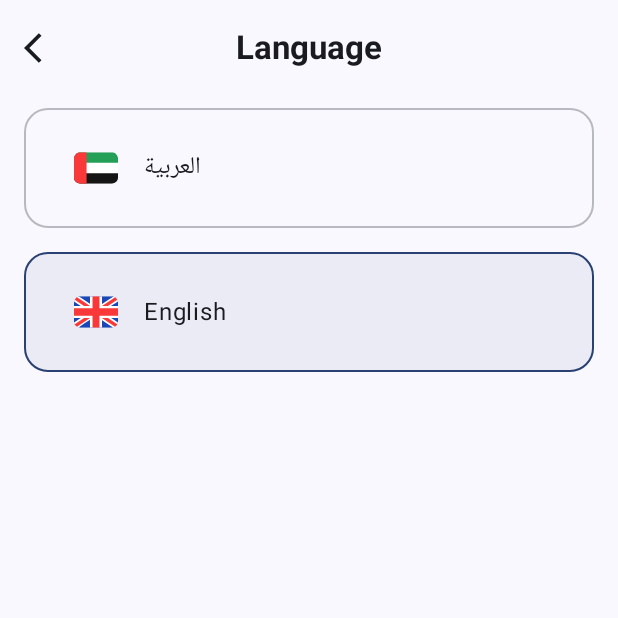
After one commit to Zaed-solutions/Chatbot-AI, an Android app built with Jetpack Compose: the LanguageScreen screen opened through its navigation route, on a phone screen of 412 x 824 dp, the top half of it. The commit adds this screen. Run offline under Robolectric (Android 15) with nearby library versions, the phone set to English and light mode, and no system bars.

Commit message:
feat/#2/implement_settings_screen: Various adjustments to LanguageScreen

```diff
--- a/app/src/main/java/com/zaed/chatbot/app/navigation/NavHost.kt
+++ b/app/src/main/java/com/zaed/chatbot/app/navigation/NavHost.kt
@@ -14,7 +14,7 @@ import com.zaed.chatbot.ui.settings.SettingsScreen
 import com.zaed.chatbot.ui.settings.faq.FaqSupportScreen
 import com.zaed.chatbot.ui.settings.font.FontScaleScreen
 import com.zaed.chatbot.ui.settings.guidelines.CommunityGuidelinesScreen
-import com.zaed.chatbot.ui.settings.language.ChangeLanguageScreen
+import com.zaed.chatbot.ui.settings.language.LanguageScreen
 import com.zaed.chatbot.ui.settings.mode.ChatModeScreen
 import com.zaed.chatbot.ui.settings.privacy.PrivacyPolicyScreen
 import com.zaed.chatbot.ui.settings.promocode.PromoCodeScreen
@@ -83,20 +83,17 @@ fun NavigationHost(
             ChatModeScreen(
                 onNavigateBack = { navController.popBackStack() }
             )
-            // Chat Mode Screen
         }
         composable<Route.ChangeLanguageRoute> {
-            ChangeLanguageScreen(
+            LanguageScreen(
                 onNavigateBack = { navController.popBackStack() },
                 onLanguageSelected = onLanguageSelected
             )
-            // Language Screen
         }
         composable<Route.PromoCodeRoute> {
             PromoCodeScreen(
                 onNavigateBack = { navController.popBackStack() }
             )
-            // Promo Code Screen
         }
         composable<Route.RateUsRoute> {
             RateUsScreen(
--- a/app/src/main/java/com/zaed/chatbot/data/repository/SettingsRepository.kt
+++ b/app/src/main/java/com/zaed/chatbot/data/repository/SettingsRepository.kt
@@ -5,4 +5,5 @@ import com.zaed.chatbot.ui.mainchat.components.ChatModel
 interface SettingsRepository {
     fun setDefaultChatMode(chatModel: String)
     fun setDefaultFontScale(fontScale: Float)
+    fun setDefaultLanguage(languageCode: String)
 }
--- a/app/src/main/java/com/zaed/chatbot/data/repository/SettingsRepositoryImpl.kt
+++ b/app/src/main/java/com/zaed/chatbot/data/repository/SettingsRepositoryImpl.kt
@@ -11,4 +11,8 @@ class SettingsRepositoryImpl(
     override fun setDefaultFontScale(fontScale: Float) {
 //        TODO("Not yet implemented")
     }
+
+    override fun setDefaultLanguage(languageCode: String) {
+//        TODO("Not yet implemented")
+    }
 }
--- a/app/src/main/java/com/zaed/chatbot/ui/settings/SettingsUiAction.kt
+++ b/app/src/main/java/com/zaed/chatbot/ui/settings/SettingsUiAction.kt
@@ -22,5 +22,6 @@ sealed interface SettingsUiAction {
     data object OnCancelSubscription: SettingsUiAction
     data object OnPrivacyTermsClicked: SettingsUiAction
     data class OnSetFontScale(val fontScale: Float): SettingsUiAction
+    data class OnSetLanguage(val languageCode: String): SettingsUiAction
 
 }
--- a/app/src/main/java/com/zaed/chatbot/ui/settings/SettingsUiState.kt
+++ b/app/src/main/java/com/zaed/chatbot/ui/settings/SettingsUiState.kt
@@ -2,9 +2,11 @@ package com.zaed.chatbot.ui.settings
 
 import com.zaed.chatbot.ui.components.AppLanguage
 import com.zaed.chatbot.ui.mainchat.components.ChatModel
+import java.util.Locale
 
 data class SettingsUiState(
     val isPro: Boolean = false,
+    val locale: Locale = Locale.getDefault(),
     val chatMode: ChatModel = ChatModel.GPT_4O_MINI,
     val monthlyCost: Double = 0.0,
     val lifetimeCost: Double = 0.0,
--- /dev/null
+++ b/app/src/main/java/com/zaed/chatbot/ui/settings/language/LanguageScreen.kt
@@ -0,0 +1,170 @@
+package com.zaed.chatbot.ui.settings.language
+
+import androidx.annotation.DrawableRes
+import androidx.compose.foundation.BorderStroke
+import androidx.compose.foundation.layout.Column
+import androidx.compose.foundation.layout.Row
+import androidx.compose.foundation.layout.fillMaxWidth
+import androidx.compose.foundation.layout.padding
+import androidx.compose.foundation.layout.size
+import androidx.compose.foundation.lazy.LazyColumn
+import androidx.compose.foundation.lazy.items
+import androidx.compose.material.icons.Icons
+import androidx.compose.material.icons.automirrored.filled.ArrowBackIos
+import androidx.compose.material3.CenterAlignedTopAppBar
+import androidx.compose.material3.ExperimentalMaterial3Api
+import androidx.compose.material3.Icon
+import androidx.compose.material3.IconButton
+import androidx.compose.material3.MaterialTheme
+import androidx.compose.material3.Scaffold
+import androidx.compose.material3.Surface
+import androidx.compose.material3.Text
+import androidx.compose.runtime.Composable
+import androidx.compose.runtime.getValue
+import androidx.compose.runtime.mutableStateOf
+import androidx.compose.runtime.remember
+import androidx.compose.runtime.setValue
+import androidx.compose.ui.Alignment
+import androidx.compose.ui.Modifier
+import androidx.compose.ui.graphics.Color
+import androidx.compose.ui.platform.LocalContext
+import androidx.compose.ui.res.painterResource
+import androidx.compose.ui.res.stringResource
+import androidx.compose.ui.text.font.FontWeight
+import androidx.compose.ui.tooling.preview.Preview
+import androidx.compose.ui.unit.dp
+import androidx.lifecycle.compose.collectAsStateWithLifecycle
+import com.zaed.chatbot.R
+import com.zaed.chatbot.ui.settings.SettingsUiAction
+import com.zaed.chatbot.ui.settings.SettingsViewModel
+import com.zaed.chatbot.ui.theme.ChatbotTheme
+import org.koin.androidx.compose.koinViewModel
+import java.util.Locale
+
+@Composable
+fun LanguageScreen(
+    modifier: Modifier = Modifier,
+    viewModel: SettingsViewModel = koinViewModel(),
+    onNavigateBack: () -> Unit,
+    onLanguageSelected: (String) -> Unit,
+) {
+    val state by viewModel.uiState.collectAsStateWithLifecycle()
+    LanguageScreenContent(
+        modifier = modifier,
+        currentLocale = state.locale,
+        onNavigateBack = onNavigateBack,
+        onLanguageSelected = { languageCode ->
+            onLanguageSelected(languageCode)
+            viewModel.handleAction(SettingsUiAction.OnSetLanguage(languageCode))
+        }
+    )
+}
+
+@Composable
+@OptIn(ExperimentalMaterial3Api::class)
+private fun LanguageScreenContent(
+    modifier: Modifier = Modifier,
+    currentLocale: Locale = Locale.getDefault(),
+    onNavigateBack: () -> Unit = {},
+    onLanguageSelected: (String) -> Unit = {}
+) {
+    Scaffold(modifier = modifier, topBar = {
+        CenterAlignedTopAppBar(title = {
+            Text(
+                text = stringResource(R.string.language), fontWeight = FontWeight.Bold
+            )
+        }, navigationIcon = {
+            IconButton(onClick = onNavigateBack) {
+                Icon(Icons.AutoMirrored.Filled.ArrowBackIos, contentDescription = "Back")
+            }
+        })
+    }) { innerPadding ->
+        Column(modifier = Modifier.padding(innerPadding)) {
+            var selectedLanguage by remember {
+                mutableStateOf(Languages.entries.firstOrNull { it.code == currentLocale.language }
+                    ?: Languages.ENGLISH)
+            }
+            LazyColumn {
+                items(Languages.entries) { item ->
+                    val isSelected = selectedLanguage == item
+                    Surface(
+                        onClick = {
+                            if (!isSelected) {
+                                selectedLanguage = item
+                                onLanguageSelected(item.code)
+                            }
+                        },
+                        modifier = Modifier
+                            .padding(horizontal = 16.dp, vertical = 8.dp)
+                            .fillMaxWidth(),
+                        shape = MaterialTheme.shapes.large,
+                        tonalElevation = if (isSelected) 2.dp else 0.dp,
+                        border = BorderStroke(
+                            1.dp,
+                            if (isSelected) MaterialTheme.colorScheme.primary else MaterialTheme.colorScheme.outlineVariant.copy(
+                                alpha = 0.5f
+                            )
+                        ),
+                    ) {
+                        Row(
+                            modifier = Modifier.padding(horizontal = 24.dp, vertical = 16.dp),
+                            verticalAlignment = Alignment.CenterVertically
+                        ) {
+                            Icon(
+                                painter = painterResource(id = item.drawableResId),
+                                modifier = Modifier.size(48.dp),
+                                contentDescription = "Icon Flag",
+                                tint = Color.Unspecified
+                            )
+                            Text(
+                                text = item.nativeName, modifier = Modifier.padding(start = 8.dp)
+                            )
+                        }
+                    }
+                }
+            }
+        }
+    }
+}
+
+enum class Languages(
+    val code: String, val nativeName: String, @DrawableRes val drawableResId: Int
+) {
+    ARABIC(
+        "ar", "العربية", R.drawable.arabic_foreground
+    ),
+    ENGLISH(
+        "en", "English", R.drawable.english_foreground
+    );
+//    SPANISH(
+//        "es",
+//        "Español",
+//        R.drawable.spanish_foreground
+//    ),
+//    FRENCH(
+//        "fr",
+//        "Français",
+//        R.drawable.frensh_foreground
+//    );
+//    GERMAN("de", "Deutsch", R.drawable.german_foreground),
+//    CHINESE("zh", "中文", R.drawable.chinese_foreground),
+//    JAPANESE("ja", "日本語", R.drawable.japanese_foreground),
+//    RUSSIAN("ru", "Русский", R.drawable.russian_foreground),
+//    PORTUGUESE("pt", "Português", R.drawable.portuguese_foreground),
+//    HINDI("hi", "हिन्दी", R.drawable.hindi_foreground);
+
+    companion object {
+        fun fromCode(code: String): Languages? {
+            return values().find { it.code.equals(code, ignoreCase = true) }
+        }
+    }
+}
+
+
+@Composable
+@Preview
+fun ChangeLanguageScreenPreview() {
+    ChatbotTheme {
+        LanguageScreenContent()
+    }
+}
```
Also changed, not shown: app/src/main/java/com/zaed/chatbot/ui/settings/SettingsViewModel.kt (+7 -0 lines), app/src/main/java/com/zaed/chatbot/ui/settings/language/ChangeLanguageScreen.kt (deleted, +0 -138 lines).
